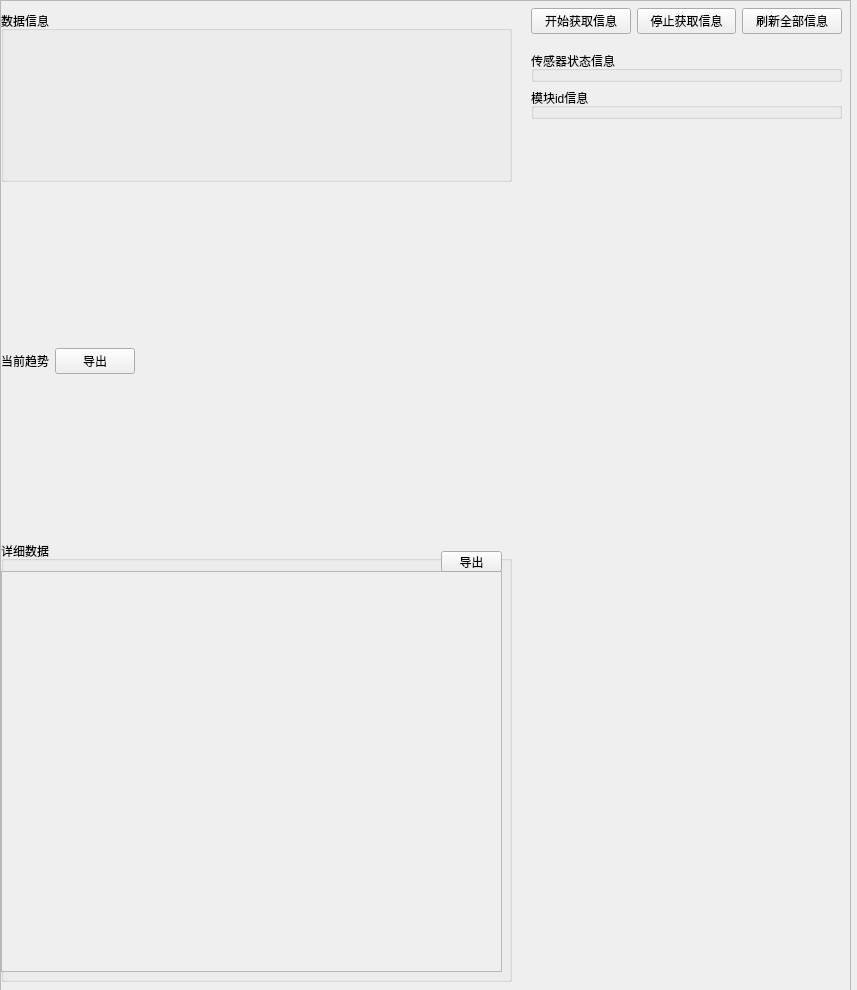
Before: the Qt Designer form ui/customize_ui/tab/tab2_tab6.ui in 2950067210dqy/pyqt6_project, drawn with Qt 5.
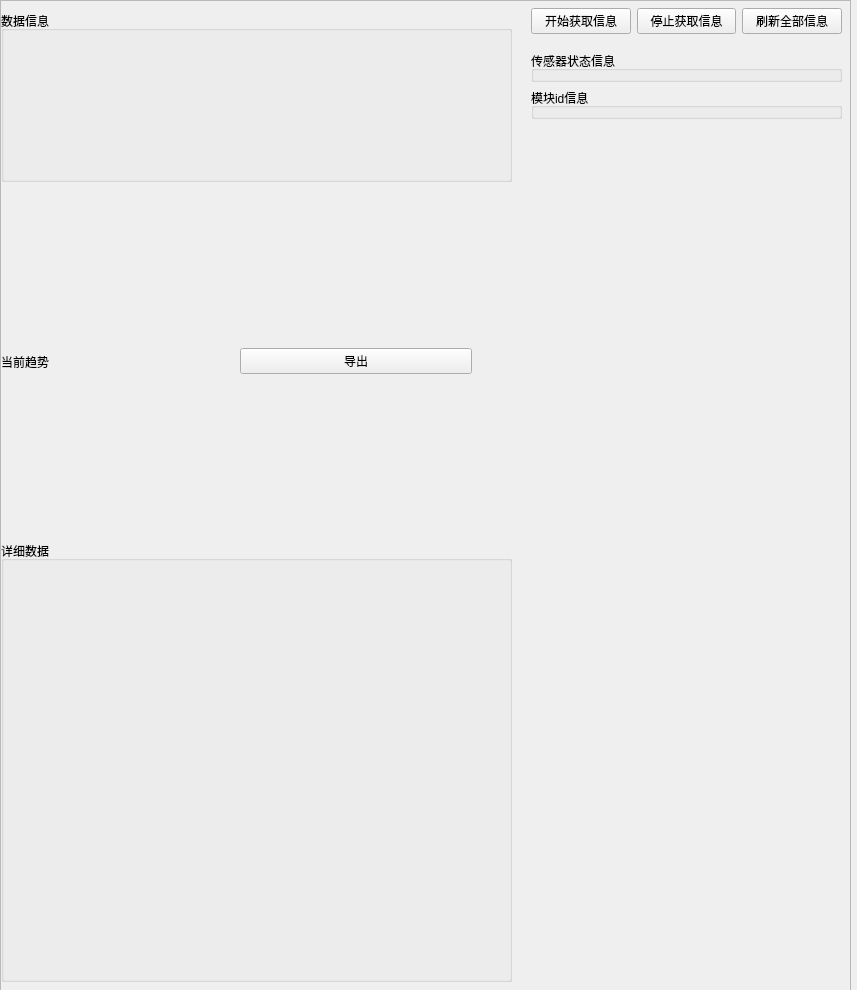
After: the same form once the commit is applied.

What changed in the file:
```diff
--- a/ui/customize_ui/tab/tab2_tab6.ui
+++ b/ui/customize_ui/tab/tab2_tab6.ui
@@ -77,41 +77,16 @@
            <property name="flat">
             <bool>false</bool>
            </property>
-           <widget class="QScrollArea" name="detaildata_scroll_2">
+           <widget class="QWidget" name="verticalLayoutWidget">
             <property name="geometry">
              <rect>
-              <x>0</x>
-              <y>30</y>
-              <width>501</width>
-              <height>401</height>
+              <x>10</x>
+              <y>20</y>
+              <width>491</width>
+              <height>411</height>
              </rect>
             </property>
-            <property name="widgetResizable">
-             <bool>true</bool>
-            </property>
-            <widget class="QWidget" name="detaildata_scroll_content_2">
-             <property name="geometry">
-              <rect>
-               <x>0</x>
-               <y>0</y>
-               <width>499</width>
-               <height>399</height>
-              </rect>
-             </property>
-            </widget>
-           </widget>
-           <widget class="QPushButton" name="export_detaildata_btn_2">
-            <property name="geometry">
-             <rect>
-              <x>440</x>
-              <y>10</y>
-              <width>61</width>
-              <height>21</height>
-             </rect>
-            </property>
-            <property name="text">
-             <string>导出</string>
-            </property>
+            <layout class="QVBoxLayout" name="detaildata_layout"/>
            </widget>
           </widget>
          </item>
@@ -148,9 +123,6 @@
            </item>
            <item>
             <spacer name="horizontalSpacer_2">
-             <property name="orientation">
-              <enum>Qt::Orientation::Horizontal</enum>
-             </property>
              <property name="sizeHint" stdset="0">
               <size>
                <width>40</width>
```
Left out of the diff: 3 changed lines with no effect on the pictures.
